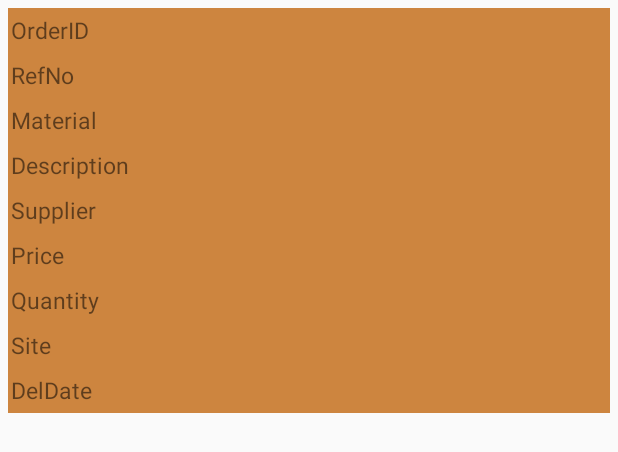
After one commit to hewagekasunthilina/CSSE-Project-Mobile-Client, an Android app: the layout custom_list_po.xml on its own in the app's theme, with its tools: preview values and no code run, on a phone screen of 412 x 824 dp. The commit adds this screen. Shown: the top 452 px of the screen. Run offline under Robolectric (Android 15) with nearby library versions, the phone set to English and light mode, and no system bars; network calls fail.

Commit message:
Po view page added with implementation - Error

```diff
--- a/app/src/main/AndroidManifest.xml
+++ b/app/src/main/AndroidManifest.xml
@@ -13,7 +13,8 @@
         android:supportsRtl="true"
         android:theme="@style/Theme.AppCompat.Light.NoActionBar"
         android:usesCleartextTraffic="true">
-        <activity android:name=".Site_Manager_Dashboard"></activity>
+        <activity android:name=".View_PO"></activity>
+        <activity android:name=".Site_Manager_Dashboard" />
         <activity android:name=".Supplier_Dashboard" />
         <activity android:name=".Supplier_Register" />
         <activity
--- a/app/src/main/java/com/example/mobile_client/Login.java
+++ b/app/src/main/java/com/example/mobile_client/Login.java
@@ -51,7 +51,7 @@ public class Login extends AppCompatActivity {
             @Override
             public void onResponse(String response) {
                 if (response.contains("1")){
-                    startActivity(new Intent(getApplicationContext(),Site_Manager_Dashboard.class));
+                    startActivity(new Intent(getApplicationContext(),View_PO.class));
                 }else {
                     Toast.makeText(getApplicationContext(),"Wrong Username or Password",Toast.LENGTH_SHORT).show();
                 }
--- /dev/null
+++ b/app/src/main/res/layout/custom_list_po.xml
@@ -0,0 +1,98 @@
+<?xml version="1.0" encoding="utf-8"?>
+<LinearLayout xmlns:android="http://schemas.android.com/apk/res/android"
+    android:layout_width="match_parent"
+    android:layout_height="match_parent"
+    android:orientation="vertical"
+    android:padding="5dp">
+
+    <LinearLayout
+        android:layout_width="match_parent"
+        android:layout_height="wrap_content"
+        android:background="@color/peru"
+        android:orientation="vertical">
+
+        <TextView
+            android:id="@+id/OrderID"
+            android:layout_width="fill_parent"
+            android:layout_height="30dp"
+            android:layout_marginLeft="2dp"
+            android:gravity="center_vertical"
+            android:text="OrderID"
+            android:textSize="15sp" />
+
+        <TextView
+            android:id="@+id/RefNo"
+            android:layout_width="fill_parent"
+            android:layout_height="30dp"
+            android:layout_marginLeft="2dp"
+            android:gravity="center_vertical"
+            android:text="RefNo"
+            android:textSize="15sp" />
+
+        <TextView
+            android:id="@+id/Material"
+            android:layout_width="fill_parent"
+            android:layout_height="30dp"
+            android:layout_marginLeft="2dp"
+            android:gravity="center_vertical"
+            android:text="Material"
+            android:textSize="15sp" />
+
+        <TextView
+            android:id="@+id/Description"
+            android:layout_width="fill_parent"
+            android:layout_height="30dp"
+            android:layout_marginLeft="2dp"
+            android:gravity="center_vertical"
+            android:text="Description"
+            android:textSize="15sp" />
+
+        <TextView
+            android:id="@+id/Supplier"
+            android:layout_width="fill_parent"
+            android:layout_height="30dp"
+            android:layout_marginLeft="2dp"
+            android:gravity="center_vertical"
+            android:text="Supplier"
+            android:textSize="15sp" />
+
+        <TextView
+            android:id="@+id/Price"
+            android:layout_width="fill_parent"
+            android:layout_height="30dp"
+            android:layout_marginLeft="2dp"
+            android:gravity="center_vertical"
+            android:text="Price"
+            android:textSize="15sp" />
+
+        <TextView
+            android:id="@+id/Quantity"
+            android:layout_width="fill_parent"
+            android:layout_height="30dp"
+            android:layout_marginLeft="2dp"
+            android:gravity="center_vertical"
+            android:text="Quantity"
+            android:textSize="15sp" />
+
+        <TextView
+            android:id="@+id/Site"
+            android:layout_width="fill_parent"
+            android:layout_height="30dp"
+            android:layout_marginLeft="2dp"
+            android:gravity="center_vertical"
+            android:text="Site"
+            android:textSize="15sp" />
+
+        <TextView
+            android:id="@+id/DelDate"
+            android:layout_width="fill_parent"
+            android:layout_height="30dp"
+            android:layout_marginLeft="2dp"
+            android:gravity="center_vertical"
+            android:text="DelDate"
+            android:textSize="15sp" />
+
+    </LinearLayout>
+
+
+</LinearLayout>
```
Also changed, not shown: app/src/main/java/com/example/mobile_client/Po.java (added, +96 -0 lines), app/src/main/java/com/example/mobile_client/PoAdapter.java (added, +55 -0 lines), app/src/main/java/com/example/mobile_client/Site_Manager_Dashboard.java (+14 -0 lines), app/src/main/java/com/example/mobile_client/View_PO.java (added, +95 -0 lines), app/src/main/res/layout/activity_site__manager__dashboard.xml (+10 -0 lines), app/src/main/res/layout/activity_view__p_o.xml (added, +14 -0 lines).
